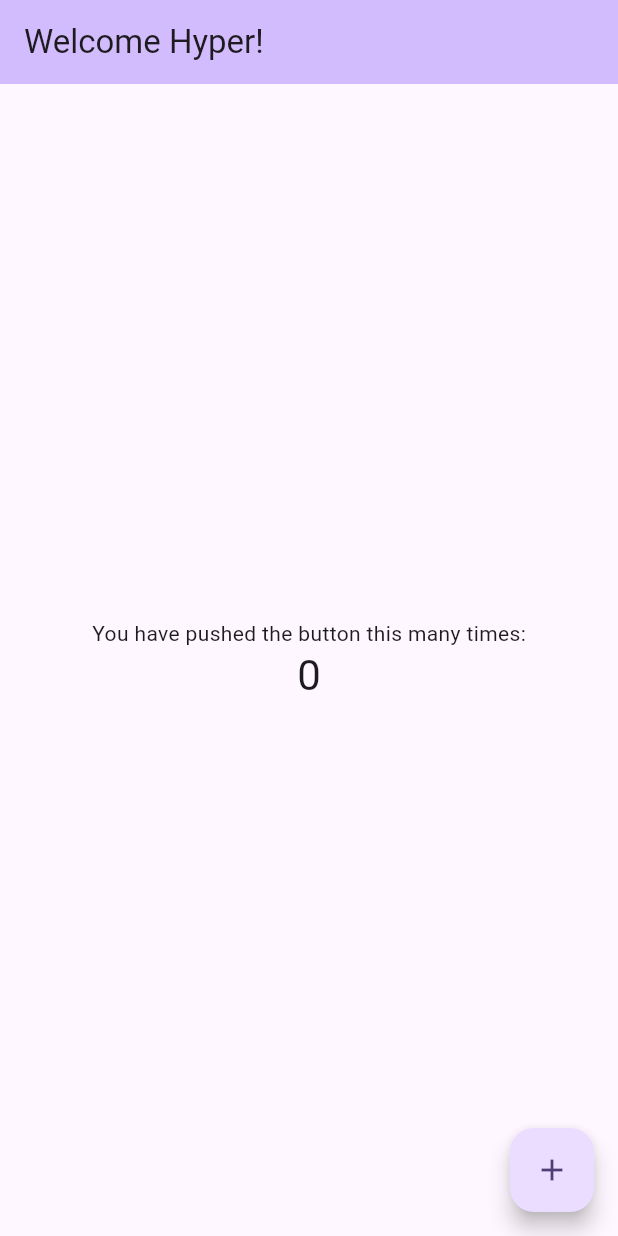
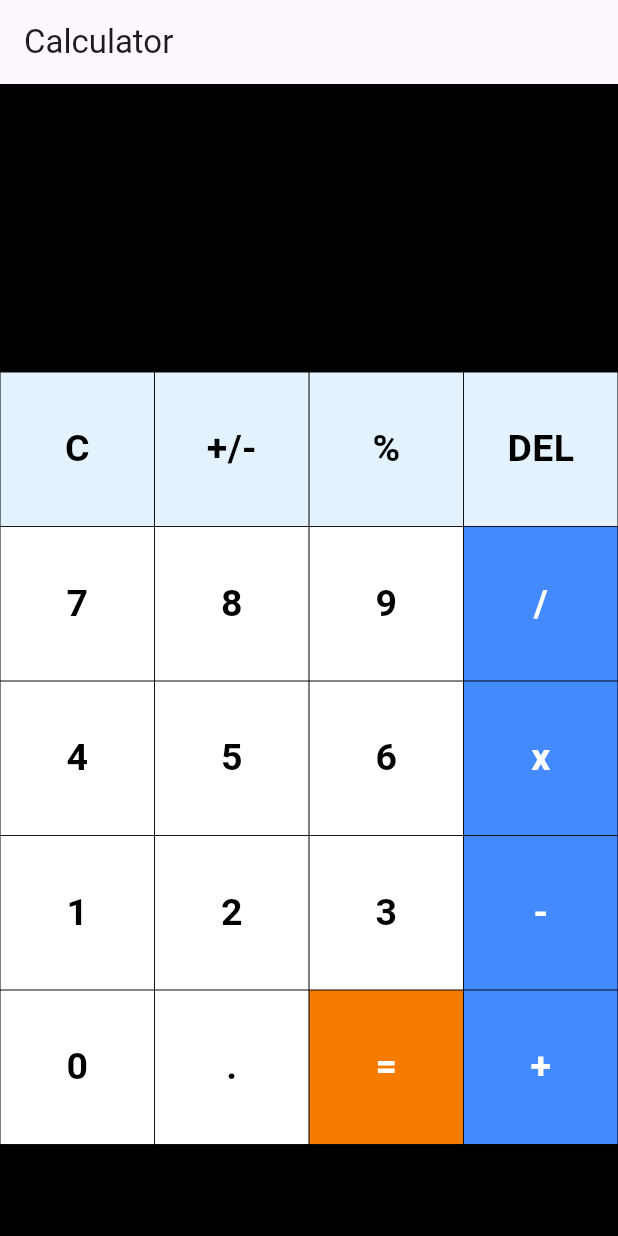
Before and after one commit to ohanz/HyperCalc, a Flutter app: the screen it shows after launch, on a phone screen of 412 x 824 dp. Run offline on Flutter 3.47's test engine with Material 3 defaults, Android fonts, the phone set to English and light mode, and no system bars; our stand-ins replace math_expressions.

Commit message:
minor UI changes

```diff
--- /dev/null
+++ b/lib/buttons.dart
@@ -0,0 +1,40 @@
+import 'package:flutter/material.dart';
+
+// creating Stateless Widget for buttons
+class MyButton extends StatelessWidget {
+
+// declaring variables
+  final color;
+  final textColor;
+  final String buttonText;
+  final buttontapped;
+
+//Constructor
+  MyButton({this.color, this.textColor, required this.buttonText, this.buttontapped});
+
+  @override
+  Widget build(BuildContext context) {
+    return GestureDetector(
+      onTap: buttontapped,
+      child: Padding(
+        padding: const EdgeInsets.all(0.2),
+        child: ClipRRect(
+          // borderRadius: BorderRadius.circular(25),
+          child: Container(
+            color: color,
+            child: Center(
+              child: Text(
+                buttonText,
+                style: TextStyle(
+                  color: textColor,
+                  fontSize: 25,
+                  fontWeight: FontWeight.bold,
+                ),
+              ),
+            ),
+          ),
+        ),
+      ),
+    );
+  }
+}
--- a/lib/main.dart
+++ b/lib/main.dart
@@ -1,125 +1,203 @@
 import 'package:flutter/material.dart';
+import 'buttons.dart';
+import 'package:math_expressions/math_expressions.dart';
 
 void main() {
-  runApp(const MyApp());
+  runApp(MyApp());
 }
 
 class MyApp extends StatelessWidget {
-  const MyApp({super.key});
-
-  // This widget is the root of your application.
   @override
   Widget build(BuildContext context) {
     return MaterialApp(
-      title: 'Flutter Demo',
-      theme: ThemeData(
-        // This is the theme of your application.
-        //
-        // TRY THIS: Try running your application with "flutter run". You'll see
-        // the application has a purple toolbar. Then, without quitting the app,
-        // try changing the seedColor in the colorScheme below to Colors.green
-        // and then invoke "hot reload" (save your changes or press the "hot
-        // reload" button in a Flutter-supported IDE, or press "r" if you used
-        // the command line to start the app).
-        //
-        // Notice that the counter didn't reset back to zero; the application
-        // state is not lost during the reload. To reset the state, use hot
-        // restart instead.
-        //
-        // This works for code too, not just values: Most code changes can be
-        // tested with just a hot reload.
-        colorScheme: ColorScheme.fromSeed(seedColor: Colors.deepPurple),
-        useMaterial3: true,
-      ),
-      home: const MyHomePage(title: 'Welcome Hyper!'),
-    );
+      debugShowCheckedModeBanner: false,
+      home: HomePage(),
+    ); // MaterialApp
   }
 }
 
-class MyHomePage extends StatefulWidget {
-  const MyHomePage({super.key, required this.title});
-
-  // This widget is the home page of your application. It is stateful, meaning
-  // that it has a State object (defined below) that contains fields that affect
-  // how it looks.
-
-  // This class is the configuration for the state. It holds the values (in this
-  // case the title) provided by the parent (in this case the App widget) and
-  // used by the build method of the State. Fields in a Widget subclass are
-  // always marked "final".
-
-  final String title;
-
+class HomePage extends StatefulWidget {
   @override
-  State<MyHomePage> createState() => _MyHomePageState();
+  _HomePageState createState() => _HomePageState();
 }
 
-class _MyHomePageState extends State<MyHomePage> {
-  int _counter = 0;
+class _HomePageState extends State<HomePage> {
+  var userInput = '';
+  var answer = '';
 
-  void _incrementCounter() {
-    setState(() {
-      // This call to setState tells the Flutter framework that something has
-      // changed in this State, which causes it to rerun the build method below
-      // so that the display can reflect the updated values. If we changed
-      // _counter without calling setState(), then the build method would not be
-      // called again, and so nothing would appear to happen.
-      _counter++;
-    });
-  }
+// Array of button
+  final List<String> buttons = [
+    'C',
+    '+/-',
+    '%',
+    'DEL',
+    '7',
+    '8',
+    '9',
+    '/',
+    '4',
+    '5',
+    '6',
+    'x',
+    '1',
+    '2',
+    '3',
+    '-',
+    '0',
+    '.',
+    '=',
+    '+',
+  ];
 
   @override
   Widget build(BuildContext context) {
-    // This method is rerun every time setState is called, for instance as done
-    // by the _incrementCounter method above.
-    //
-    // The Flutter framework has been optimized to make rerunning build methods
-    // fast, so that you can just rebuild anything that needs updating rather
-    // than having to individually change instances of widgets.
     return Scaffold(
-      appBar: AppBar(
-        // TRY THIS: Try changing the color here to a specific color (to
-        // Colors.amber, perhaps?) and trigger a hot reload to see the AppBar
-        // change color while the other colors stay the same.
-        backgroundColor: Theme.of(context).colorScheme.inversePrimary,
-        // Here we take the value from the MyHomePage object that was created by
-        // the App.build method, and use it to set our appbar title.
-        title: Text(widget.title),
+      appBar: new AppBar(
+        title: new Text("Calculator"),
+      ), //AppBar
+      backgroundColor: Colors.black,
+      body: Column(
+        children: <Widget>[
+          Expanded(
+            child: Container(
+              child: Column(
+                  mainAxisAlignment: MainAxisAlignment.spaceEvenly,
+                  children: <Widget>[
+                    Container(
+                      padding: EdgeInsets.all(20),
+                      alignment: Alignment.centerRight,
+                      child: Text(
+                        userInput,
+                        style: TextStyle(fontSize: 18, color: Colors.white),
+                      ),
+                    ),
+                    Container(
+                      padding: EdgeInsets.all(15),
+                      alignment: Alignment.centerRight,
+                      child: Text(
+                        answer,
+                        style: TextStyle(
+                            fontSize: 30,
+                            color: Colors.white,
+                            fontWeight: FontWeight.bold),
+                      ),
+                    )
+                  ]),
+            ),
+          ),
+          Expanded(
+            flex: 3,
+            child: Container(
+              child: GridView.builder(
+                  itemCount: buttons.length,
+                  gridDelegate: SliverGridDelegateWithFixedCrossAxisCount(
+                      crossAxisCount: 4),
+                  itemBuilder: (BuildContext context, int index) {
+                    // Clear Button
+                    if (index == 0) {
+                      return MyButton(
+                        buttontapped: () {
+                          setState(() {
+                            userInput = '';
+                            answer = '0';
+                          });
+                        },
+                        buttonText: buttons[index],
+                        color: Colors.blue[50],
+                        textColor: Colors.black,
+                      );
+                    }
+
+                    // +/- button
+                    else if (index == 1) {
+                      return MyButton(
+                        buttonText: buttons[index],
+                        color: Colors.blue[50],
+                        textColor: Colors.black,
+                      );
+                    }
+                    // % Button
+                    else if (index == 2) {
+                      return MyButton(
+                        buttontapped: () {
+                          setState(() {
+                            userInput += buttons[index];
+                          });
+                        },
+                        buttonText: buttons[index],
+                        color: Colors.blue[50],
+                        textColor: Colors.black,
+                      );
+                    }
+                    // Delete Button
+                    else if (index == 3) {
+                      return MyButton(
+                        buttontapped: () {
+                          setState(() {
+                            userInput =
+                                userInput.substring(0, userInput.length - 1);
+                          });
+                        },
+                        buttonText: buttons[index],
+                        color: Colors.blue[50],
+                        textColor: Colors.black,
+                      );
+                    }
+                    // Equal_to Button
+                    else if (index == 18) {
+                      return MyButton(
+                        buttontapped: () {
+                          setState(() {
+                            equalPressed();
+                          });
+                        },
+                        buttonText: buttons[index],
+                        color: Colors.orange[700],
+                        textColor: Colors.white,
+                      );
+                    }
+
+                    // other buttons
+                    else {
+                      return MyButton(
+                        buttontapped: () {
+                          setState(() {
+                            userInput += buttons[index];
+                          });
+                        },
+                        buttonText: buttons[index],
+                        color: isOperator(buttons[index])
+                            ? Colors.blueAccent
+                            : Colors.white,
+                        textColor: isOperator(buttons[index])
+                            ? Colors.white
+                            : Colors.black,
+                      );
+                    }
+                  }), // GridView.builder
+            ),
+          ),
+        ],
       ),
-      body: Center(
-        // Center is a layout widget. It takes a single child and positions it
-        // in the middle of the parent.
-        child: Column(
-          // Column is also a layout widget. It takes a list of children and
-          // arranges them vertically. By default, it sizes itself to fit its
-          // children horizontally, and tries to be as tall as its parent.
-          //
-          // Column has various properties to control how it sizes itself and
-          // how it positions its children. Here we use mainAxisAlignment to
-          // center the children vertically; the main axis here is the vertical
-          // axis because Columns are vertical (the cross axis would be
-          // horizontal).
-          //
-          // TRY THIS: Invoke "debug painting" (choose the "Toggle Debug Paint"
-          // action in the IDE, or press "p" in the console), to see the
-          // wireframe for each widget.
-          mainAxisAlignment: MainAxisAlignment.center,
-          children: <Widget>[
-            const Text(
-              'You have pushed the button this many times:',
-            ),
-            Text(
-              '$_counter',
-              style: Theme.of(context).textTheme.headlineMedium,
-            ),
-          ],
-        ),
-      ),
-      floatingActionButton: FloatingActionButton(
-        onPressed: _incrementCounter,
-        tooltip: 'Increment',
-        child: const Icon(Icons.add),
-      ), // This trailing comma makes auto-formatting nicer for build methods.
     );
   }
+
+  bool isOperator(String x) {
+    if (x == '/' || x == 'x' || x == '-' || x == '+' || x == '=') {
+      return true;
+    }
+    return false;
+  }
+
+// function to calculate the input operation
+  void equalPressed() {
+    String finaluserinput = userInput;
+    finaluserinput = userInput.replaceAll('x', '*');
+
+    Parser p = Parser();
+    Expression exp = p.parse(finaluserinput);
+    ContextModel cm = ContextModel();
+    double eval = exp.evaluate(EvaluationType.REAL, cm);
+    answer = eval.toString();
+  }
 }
--- a/pubspec.yaml
+++ b/pubspec.yaml
@@ -35,6 +35,7 @@
   # The following adds the Cupertino Icons font to your application.
   # Use with the CupertinoIcons class for iOS style icons.
   cupertino_icons: ^1.0.2
+  math_expressions: ^2.0.0
 
 dev_dependencies:
   flutter_test:
@@ -45,7 +46,7 @@
   # activated in the `analysis_options.yaml` file located at the root of your
   # package. See that file for information about deactivating specific lint
   # rules and activating additional ones.
-  flutter_lints: ^2.0.0
+  flutter_lints: ^4.0.0
 
 # For information on the generic Dart part of this file, see the
 # following page: https://dart.dev/tools/pub/pubspec
```
Also changed, not shown: pubspec.lock, 1 other file.
